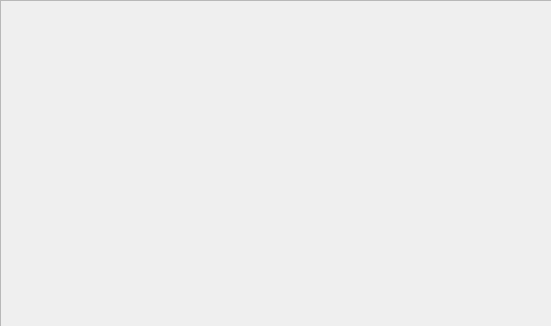
Old version of the form src/tab_deck_tuning.ui in the repository Zugzwangs/Eternal-Deck-Builder; both pictures show x 0 to 551 and y 0 to 326 of the 972 by 618 pixel window.
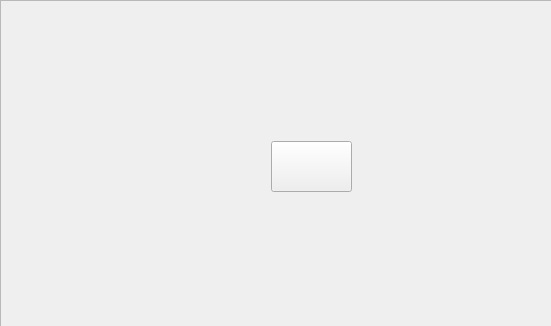
New version of the form.

```diff
--- a/src/tab_deck_tuning.ui
+++ b/src/tab_deck_tuning.ui
@@ -25,6 +25,19 @@
      <height>616</height>
     </rect>
    </property>
+   <widget class="QPushButton" name="testbt">
+    <property name="geometry">
+     <rect>
+      <x>270</x>
+      <y>140</y>
+      <width>81</width>
+      <height>51</height>
+     </rect>
+    </property>
+    <property name="text">
+     <string/>
+    </property>
+   </widget>
   </widget>
  </widget>
  <resources/>
```
